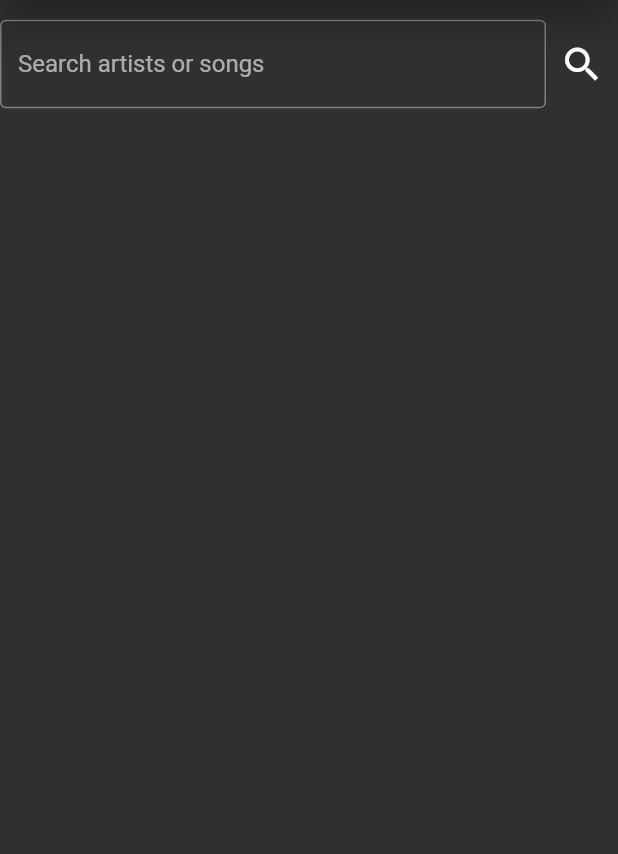
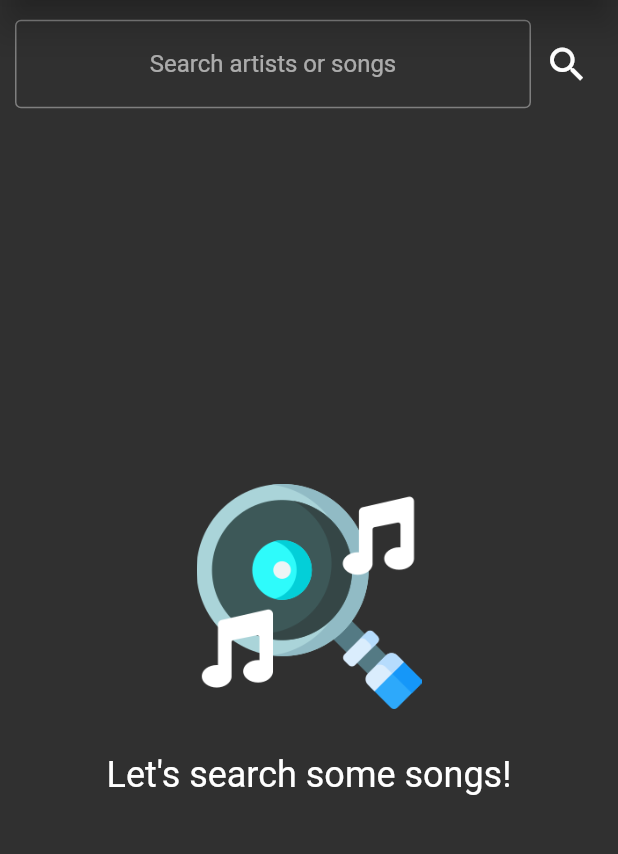
Before and after one commit to diwsky/musicify, a Flutter app: the screen it shows after launch, on a phone screen of 412 x 824 dp, the part 84-938 px from its top. Run offline on Flutter 3.47's test engine with Material 2 defaults, Android fonts, the phone set to English and light mode, and no system bars; our stand-ins replace audioplayers.

Commit message:
Fixing selected card. Adding Readme.md. Searchbox separated. Constants separated.

```diff
--- /dev/null
+++ b/lib/components/search_box.dart
@@ -0,0 +1,52 @@
+import 'package:flutter/material.dart';
+
+class SearchBox extends StatefulWidget {
+  SearchBox({this.onSearched});
+
+  final Function onSearched;
+
+  @override
+  _SearchBoxState createState() => _SearchBoxState();
+}
+
+class _SearchBoxState extends State<SearchBox> {
+  String _query;
+
+  @override
+  void initState() {
+    super.initState();
+    _query = "";
+  }
+
+  @override
+  Widget build(BuildContext context) {
+    return Padding(
+      padding: EdgeInsets.all(10.0),
+      child: Row(
+        children: [
+          Flexible(
+            child: TextField(
+              textAlign: TextAlign.center,
+              decoration: InputDecoration(
+                  hintText: "Search artists or songs",
+                  border: OutlineInputBorder()),
+              onChanged: (value) {
+                _query = value;
+              },
+              onSubmitted: (value) {
+                widget.onSearched(value);
+              },
+              textInputAction: TextInputAction.search,
+            ),
+          ),
+          IconButton(
+              icon: Icon(Icons.search),
+              iconSize: 30.0,
+              onPressed: () {
+                widget.onSearched(_query);
+              })
+        ],
+      ),
+    );
+  }
+}
--- a/lib/model/music_data.dart
+++ b/lib/model/music_data.dart
@@ -1,4 +1,5 @@
 class MusicData {
+  int id;
   String title;
   String artist;
   String album;
@@ -7,7 +8,8 @@ class MusicData {
   bool isSelected;
 
   MusicData(
-      {this.isSelected,
+      {this.id,
+      this.isSelected,
       this.title,
       this.artist,
       this.album,
@@ -15,6 +17,7 @@ class MusicData {
       this.albumUrl});
 
   factory MusicData.fromJson(dynamic json) {
+    int id = json['trackId'];
     String title = json['trackName'];
     String albumImg = json['artworkUrl100'];
     String artist = json['artistName'];
@@ -24,6 +27,7 @@ class MusicData {
     print('title: $title, aritst: $artist, songUrl: $songUrl');
 
     return MusicData(
+        id: id,
         isSelected: false,
         title: title,
         artist: artist,
--- a/lib/screens/homepage.dart
+++ b/lib/screens/homepage.dart
@@ -3,7 +3,9 @@ import 'package:flutter/cupertino.dart';
 import 'package:flutter/material.dart';
 import 'package:musicify/components/bottom_player.dart';
 import 'package:musicify/components/music_card.dart';
+import 'package:musicify/components/search_box.dart';
 import 'package:musicify/model/music_data.dart';
+import 'package:musicify/utilities/constants.dart';
 import 'package:musicify/utilities/itunes_handler.dart';
 
 class Homepage extends StatefulWidget {
@@ -12,31 +14,29 @@ class Homepage extends StatefulWidget {
 }
 
 class _HomepageState extends State<Homepage> {
-  String _query;
   bool _isPlaying;
   bool _isBottomBarShowingUp;
-  int idx;
+  int _currentId;
+
+  // List of songs
   List<MusicData> _playList;
 
-  // Player
+  // Music player
   AudioPlayer _player;
-  Duration position = new Duration();
-  Duration musicLength = new Duration();
-
-  var _isCardSelected = false;
+  Duration _position = new Duration();
+  Duration _musicLength = new Duration();
 
   @override
   void initState() {
     super.initState();
     _isPlaying = false;
     _isBottomBarShowingUp = false;
-    idx = 0;
 
     _playList = [];
     _player = AudioPlayer();
-    AudioPlayer.logEnabled = true;
+    // AudioPlayer.logEnabled = true;
 
-    _player.setVolume(100.0);
+    _player.setVolume(1.0);
     _player.onPlayerCompletion.listen((event) {
       setState(() {
         _isPlaying = false;
@@ -45,13 +45,13 @@ class _HomepageState extends State<Homepage> {
 
     _player.onDurationChanged.listen((Duration p) {
       setState(() {
-        musicLength = p;
+        _musicLength = p;
       });
     });
 
     _player.onAudioPositionChanged.listen((Duration p) {
       setState(() {
-        position = p;
+        _position = p;
       });
     });
   }
@@ -69,29 +69,10 @@ class _HomepageState extends State<Homepage> {
           children: <Widget>[
             Expanded(
               flex: 1,
-              child: Row(
-                children: [
-                  Flexible(
-                    child: TextField(
-                      decoration: InputDecoration(
-                          hintText: "Search artists or songs",
-                          border: OutlineInputBorder()),
-                      onChanged: (value) {
-                        _query = value;
+              child: SearchBox(
+                onSearched: (query) {
+                  searchSongOrArtist(query);
                 },
-                      onSubmitted: (value) async {
-                        searchSongOrArtist(value);
-                      },
-                      textInputAction: TextInputAction.search,
-                    ),
-                  ),
-                  IconButton(
-                      icon: Icon(Icons.search),
-                      iconSize: 30.0,
-                      onPressed: () async {
-                        searchSongOrArtist(_query);
-                      })
-                ],
               ),
             ),
             Expanded(
@@ -112,11 +93,9 @@ class _HomepageState extends State<Homepage> {
                         });
                         try {
                           if (_isPlaying) {
-                            int result = await _player.resume();
-                            print('Result resume: $result');
+                            await _player.resume();
                           } else {
-                            int result = await _player.pause();
-                            print('Result pause: $result');
+                            await _player.pause();
                           }
                         } catch (e) {
                           print(e);
@@ -125,8 +104,8 @@ class _HomepageState extends State<Homepage> {
                       onSeekBar: (value) {
                         seekToSec(value.toInt());
                       },
-                      position: position,
-                      musicLength: musicLength,
+                      position: _position,
+                      musicLength: _musicLength,
                     ),
                   ),
                 ],
@@ -139,18 +118,18 @@ class _HomepageState extends State<Homepage> {
   }
 
   showMusicList(List<MusicData> playList) {
-    return ListView(
+    return playList.isEmpty
+        ? showEmptyList()
+        : ListView(
             children: playList.map((eachData) {
               return new MusicCard(
-            isCardSelected: eachData.isSelected,
+                  id: eachData.id,
+                  isCardSelected: _currentId == eachData.id,
                   albumImg: eachData.albumUrl,
                   songName: eachData.title,
                   artist: eachData.artist,
                   album: eachData.album,
                   onPress: () {
-              setState(() {
-                eachData.isSelected = true;
-              });
                     playTheMusic(eachData);
                   });
             }).toList(),
@@ -162,6 +141,7 @@ class _HomepageState extends State<Homepage> {
     print('Result play music: $result');
 
     setState(() {
+      _currentId = data.id;
       _isPlaying = true;
       _isBottomBarShowingUp = true;
     });
@@ -177,7 +157,28 @@ class _HomepageState extends State<Homepage> {
 
   void seekToSec(int value) async {
     Duration newPos = Duration(seconds: value);
-    int resultSeek = await _player.seek(newPos);
-    print('Result seek: $resultSeek');
+    _player.seek(newPos);
+  }
+
+  Widget showEmptyList() {
+    return Center(
+      child: Column(
+        mainAxisAlignment: MainAxisAlignment.center,
+        children: <Widget>[
+          Image.asset(
+            "assets/search.png",
+            width: 150.0,
+          ),
+          SizedBox(
+            height: 30.0,
+          ),
+          Text(
+            "Let's search some songs!",
+            textAlign: TextAlign.center,
+            style: kTextMedium,
+          )
+        ],
+      ),
+    );
   }
 }
--- a/lib/utilities/constants.dart
+++ b/lib/utilities/constants.dart
@@ -1 +1,11 @@
+import 'package:flutter/material.dart';
+
 const apiUrl = "https://itunes.apple.com/search";
+
+const kTextMedium = TextStyle(fontSize: 24.0);
+
+const kBottomBoxDecoration = BoxDecoration(
+    borderRadius: BorderRadius.vertical(top: Radius.circular(20.0)),
+    color: Colors.grey);
+
+const kTextTime = TextStyle(fontSize: 18.0);
```
Also changed, not shown: lib/components/bottom_player.dart (+9 -9 lines), lib/components/music_card.dart (+19 -4 lines), assets/search.png (added), 2 other files. Lines whose indentation alone changed are shown as unchanged.
